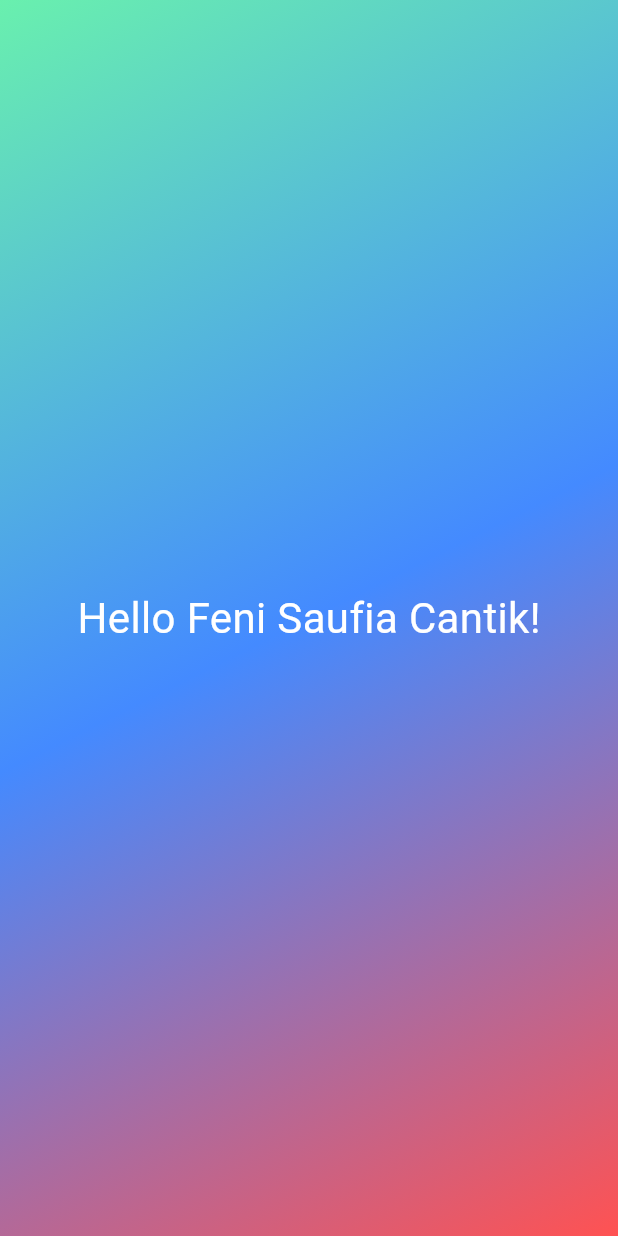
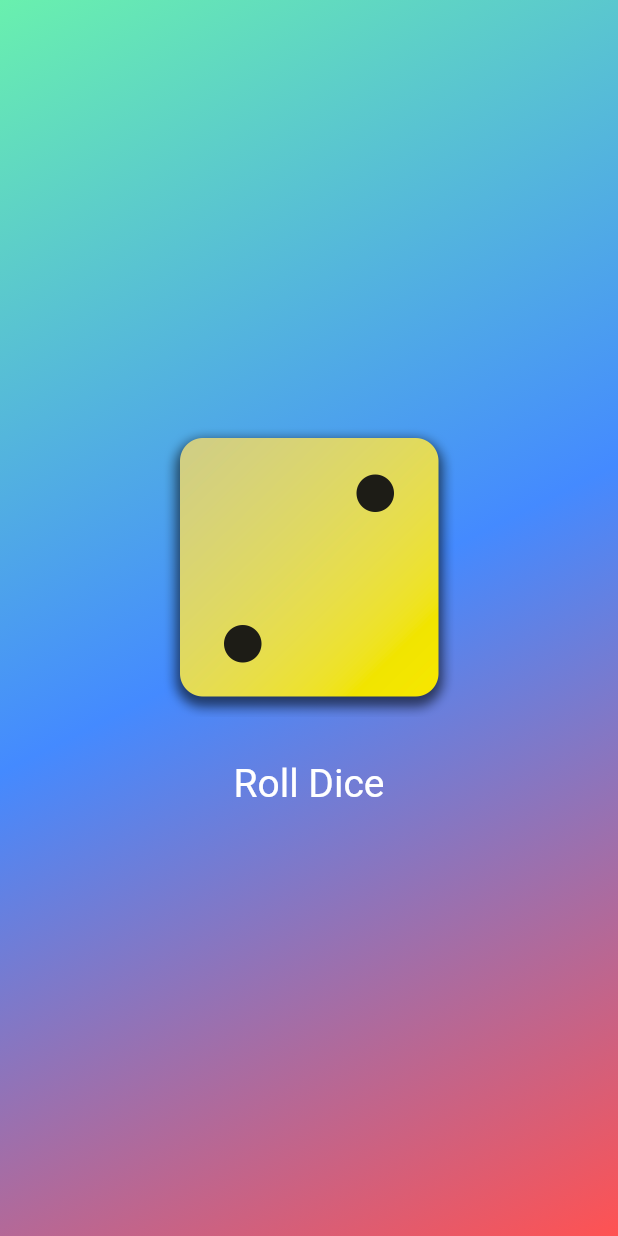
Before and after one commit to Haldiant/roll_dice_app, a Flutter app: the screen it shows after launch, on a phone screen of 412 x 824 dp. Run offline on Flutter 3.47's test engine with Material 3 defaults, Android fonts, the phone set to English and light mode, and no system bars.

Commit message:
Add DiceRoller widget for rolling dice functionality
- Implemented DiceRoller as a StatefulWidget
- Added random dice roll logic using Random class
- Display current dice roll image based on random value
- Created a button to trigger dice rolling

```diff
--- /dev/null
+++ b/lib/dice_roller.dart
@@ -0,0 +1,44 @@
+import 'package:flutter/material.dart';
+import 'dart:math';
+
+final randomizer = Random();
+
+class DiceRoller extends StatefulWidget {
+  const DiceRoller({super.key});
+
+  @override
+  State<DiceRoller> createState() => _DiceRollerState();
+}
+
+class _DiceRollerState extends State<DiceRoller> {
+  // var activeDiceImage = 'assets/images/dice-5.png';
+
+  var currentDiceRoll = 2;
+
+  void rollingDice() {
+    setState(() {
+      currentDiceRoll = randomizer.nextInt(6) + 1;
+    });
+    print('currentDiceRoll: $currentDiceRoll');
+  }
+
+  @override
+  Widget build(BuildContext context) {
+    return Column(
+      mainAxisSize: MainAxisSize.min,
+      children: [
+        Image.asset('assets/images/dice-$currentDiceRoll.png', width: 200),
+        SizedBox(height: 20),
+        TextButton(
+          onPressed: rollingDice,
+          style: TextButton.styleFrom(
+            // padding: EdgeInsets.only(top: 20),
+            foregroundColor: Colors.white,
+            textStyle: TextStyle(fontSize: 26),
+          ),
+          child: Text('Roll Dice'),
+        ),
+      ],
+    );
+  }
+}
--- a/lib/gradient_container.dart
+++ b/lib/gradient_container.dart
@@ -1,5 +1,5 @@
 import 'package:flutter/material.dart';
-import 'package:roll_dice_app/styled_text.dart';
+import 'package:roll_dice_app/dice_roller.dart';
 
 var startAlignment = Alignment.topLeft;
 var endAlignment = Alignment.bottomRight;
@@ -21,7 +21,7 @@ class GradientContainer extends StatelessWidget {
           colors: [color1, color2, color3],
         ),
       ),
-      child: Center(child: StyledText('Hello Feni Saufia Cantik!')),
+      child: Center(child: DiceRoller()),
     );
   }
 }
```
Also changed, not shown: pubspec.yaml (+8 -5 lines), assets/images/dice-1.png (added), assets/images/dice-2.png (added), assets/images/dice-3.png (added), assets/images/dice-4.png (added), assets/images/dice-5.png (added), assets/images/dice-6.png (added), 1 other file.
